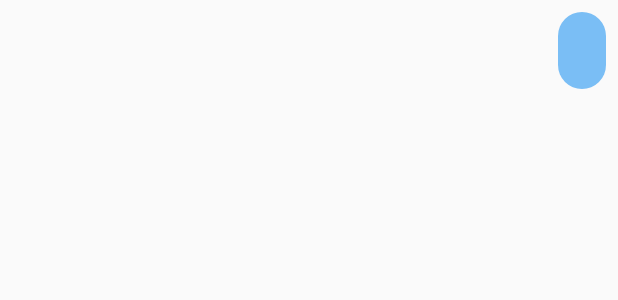
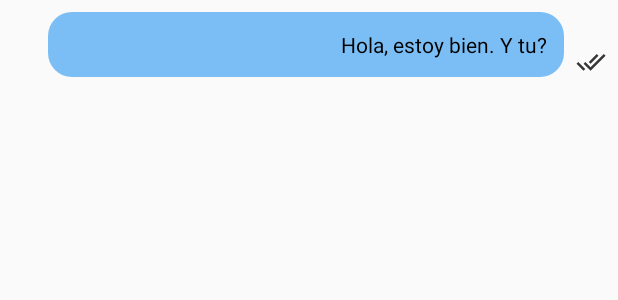
Before and after one commit to carrasc0/ChatAppAndroid, an Android app: the layout design_chat_sender.xml on its own in the app's theme, with its tools: preview values and no code run, on a phone screen of 412 x 824 dp. Shown: the top 300 px of the screen. Run offline under Robolectric (Android 15) with nearby library versions, the phone set to English and light mode, and no system bars.

Commit message:
Changes 30-4

```diff
--- a/app/src/main/java/com/example/mvvmtest/kotlin/SplashActivity.kt
+++ b/app/src/main/java/com/example/mvvmtest/kotlin/SplashActivity.kt
@@ -1,13 +1,19 @@
 package com.example.mvvmtest.kotlin
 
+import android.content.Intent
 import androidx.appcompat.app.AppCompatActivity
 import android.os.Bundle
 import com.example.mvvmtest.R
+import com.example.mvvmtest.view.activity.ChatActivity
 
 class SplashActivity : AppCompatActivity() {
 
     override fun onCreate(savedInstanceState: Bundle?) {
         super.onCreate(savedInstanceState)
         setContentView(R.layout.activity_splash)
+
+        val intent = Intent (this, ChatActivity::class.java)
+        startActivity(intent)
+        finish()
     }
 }
--- a/app/src/main/java/com/example/mvvmtest/repository/ChatRepository.java
+++ b/app/src/main/java/com/example/mvvmtest/repository/ChatRepository.java
@@ -1,4 +1,6 @@
 package com.example.mvvmtest.repository;
+
+import android.util.Log;
 
 import androidx.lifecycle.MutableLiveData;
 
@@ -54,7 +56,8 @@ public class ChatRepository {
 
         @Override
         public void onFailure(Call<OpenTalkResponse> call, Throwable t) {
-            Logger.e("Error get messages", t.getMessage());
+            //Logger.e("Error get messages", t.getMessage());
+            Log.e("GBC", t.getMessage() + "    " + t.toString());
         }
     };
 }
--- /dev/null
+++ b/app/src/main/res/drawable/ic_done_all_black_24dp.xml
@@ -0,0 +1,5 @@
+<vector android:height="24dp" android:tint="#363636"
+    android:viewportHeight="24.0" android:viewportWidth="24.0"
+    android:width="24dp" xmlns:android="http://schemas.android.com/apk/res/android">
+    <path android:fillColor="#FF000000" android:pathData="M18,7l-1.41,-1.41 -6.34,6.34 1.41,1.41L18,7zM22.24,5.59L11.66,16.17 7.48,12l-1.41,1.41L11.66,19l12,-12 -1.42,-1.41zM0.41,13.41L6,19l1.41,-1.41L1.83,12 0.41,13.41z"/>
+</vector>
--- a/app/src/main/res/layout/design_chat_sender.xml
+++ b/app/src/main/res/layout/design_chat_sender.xml
@@ -1,21 +1,38 @@
 <?xml version="1.0" encoding="utf-8"?>
-<RelativeLayout xmlns:android="http://schemas.android.com/apk/res/android"
+<androidx.constraintlayout.widget.ConstraintLayout xmlns:android="http://schemas.android.com/apk/res/android"
+    xmlns:app="http://schemas.android.com/apk/res-auto"
     android:id="@+id/contentChatSender"
-    android:layout_width="wrap_content"
+    android:layout_width="match_parent"
     android:layout_height="wrap_content"
-    android:layout_gravity="end"
-    android:layout_marginLeft="40dp"
-    android:layout_marginTop="8dp"
-    android:layout_marginRight="8dp"
-    android:background="@drawable/shape_chat_sender"
-    android:gravity="end">
+    android:layout_gravity="end">
 
     <TextView
         android:id="@+id/textViewChatSender"
-        android:layout_width="wrap_content"
+        android:layout_width="0dp"
         android:layout_height="wrap_content"
+        android:layout_marginStart="32dp"
+        android:layout_marginTop="8dp"
+        android:layout_marginEnd="8dp"
+        android:layout_marginBottom="8dp"
+        android:background="@drawable/shape_chat_sender"
         android:gravity="end"
-        android:padding="16dp"
-        android:textColor="@android:color/black" />
+        android:padding="12dp"
+        android:text="Hola, estoy bien. Y tu?"
+        android:textColor="@android:color/black"
+        app:layout_constraintBottom_toBottomOf="parent"
+        app:layout_constraintEnd_toStartOf="@+id/checkedImageView"
+        app:layout_constraintStart_toStartOf="parent"
+        app:layout_constraintTop_toTopOf="parent"
+        app:layout_constraintVertical_bias="1.0" />
 
-</RelativeLayout>
+    <ImageView
+        android:id="@+id/checkedImageView"
+        android:layout_width="20dp"
+        android:layout_height="20dp"
+        android:layout_marginEnd="8dp"
+        android:layout_marginBottom="8dp"
+        android:src="@drawable/ic_done_all_black_24dp"
+        app:layout_constraintBottom_toBottomOf="parent"
+        app:layout_constraintEnd_toEndOf="parent" />
+
+</androidx.constraintlayout.widget.ConstraintLayout>
--- a/app/src/main/res/values/strings.xml
+++ b/app/src/main/res/values/strings.xml
@@ -1,4 +1,7 @@
 <resources>
     <string name="app_name">MVVM Test</string>
     <string name="title_activity_splash">SplashActivity</string>
+
+    <!-- TODO: Remove or change this placeholder text -->
+    <string name="hello_blank_fragment">Hello blank fragment</string>
 </resources>
```
Also changed, not shown: app/build.gradle (+6 -1 lines), app/src/main/java/com/example/mvvmtest/adapter/ChatAdapter.java (+16 -10 lines), app/src/main/java/com/example/mvvmtest/dagger/component/ApiController.java (+11 -1 lines), app/src/main/java/com/example/mvvmtest/dagger/module/NetworkModule.java (+4 -20 lines), app/src/main/java/com/example/mvvmtest/util/States.java (added, +7 -0 lines), app/src/main/java/com/example/mvvmtest/view/fragment/StatesFragment.java (added, +73 -0 lines), app/src/main/java/com/example/mvvmtest/viewmodel/ChatViewModel.java (+7 -5 lines), app/src/main/res/layout/content_chat.xml (+13 -0 lines), app/src/main/res/layout/design_chat_nickname.xml (+31 -13 lines), app/src/main/res/layout/fragment_states.xml (added, +45 -0 lines), 1 other file.
